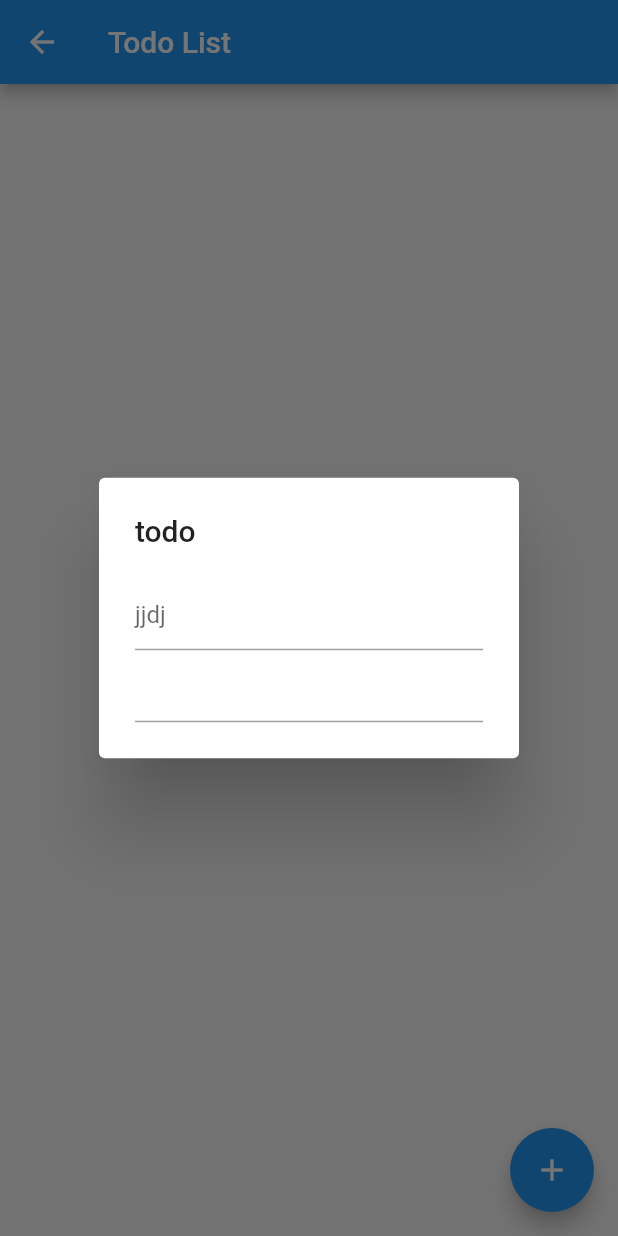
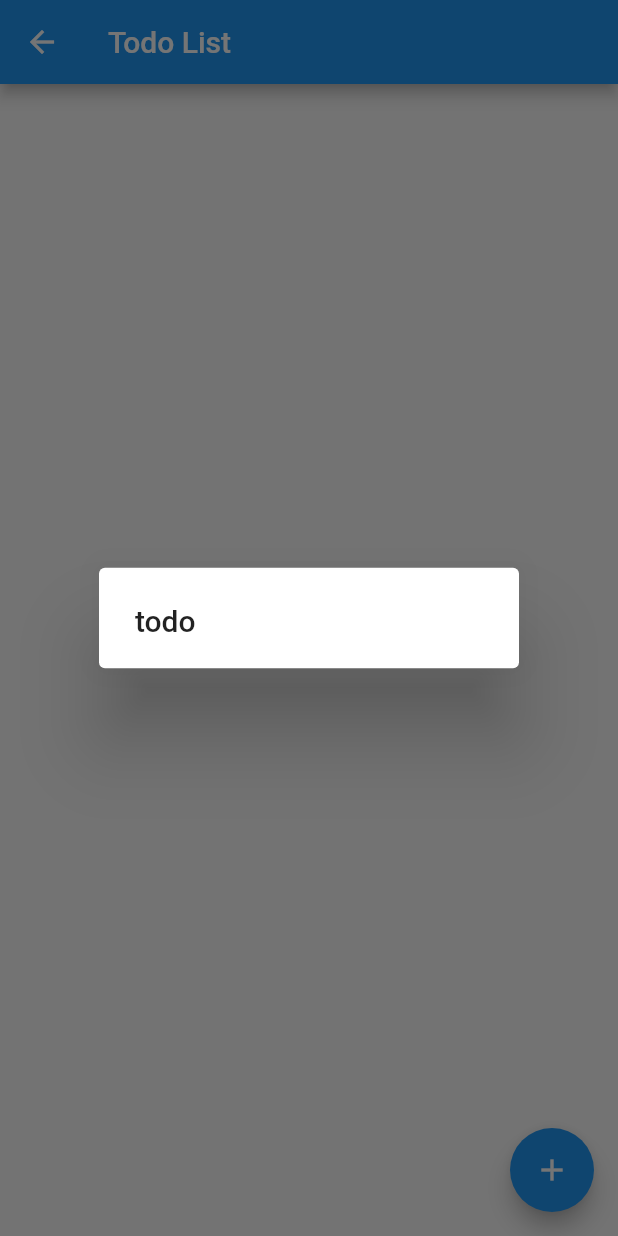
Before and after one commit to toligrimm/123456, a Flutter app: the Todolist screen opened directly, after a tap on the "add" icon, on a phone screen of 412 x 824 dp. Run offline on Flutter 3.47's test engine with Material 2 defaults, Android fonts, the phone set to English and light mode, and no system bars; network calls fail.

Commit message:
п7нгр

```diff
--- a/lib/pages/todolist.dart
+++ b/lib/pages/todolist.dart
@@ -12,20 +12,20 @@ class _TodolistState extends State<Todolist> {
     return showDialog(context: context, barrierDismissible: true, builder: (param){
       return const AlertDialog(
         title: Text('todo'),
-        content: SingleChildScrollView(
-          child: Column(
-            children: <Widget>[
-              TextField(
-                decoration: InputDecoration(
-                  hintText: 'jjdj',
-                ),
-              ),
-              TextField(
-
-              )
-            ],
-          ),
-        ),
+        // content: SingleChildScrollView(
+        //   child: Column(
+        //     children: <Widget>[
+        //       TextField(
+        //         decoration: InputDecoration(
+        //           hintText: 'jjdj',
+        //         ),
+        //       ),
+        //       TextField(
+        //
+        //       )
+        //     ],
+        //   ),
+        // ),
       );
     }, );
   }
--- a/pubspec.yaml
+++ b/pubspec.yaml
@@ -30,6 +30,7 @@ dependencies:
   flutter:
     sdk: flutter
   shared_preferences: ^2.0.13
+  http: ^0.13.4
 #  path_provider: ^2.0.9
 
   # The following adds the Cupertino Icons font to your application.
```
Also changed, not shown: assets/images/cat1.jpg (added), assets/images/fatty.jpg (added), assets/images/lovely.jpg (added), assets/images/man1.jpg (added), assets/images/man2.png (added), assets/images/peach.jpg (added), pubspec.lock.
